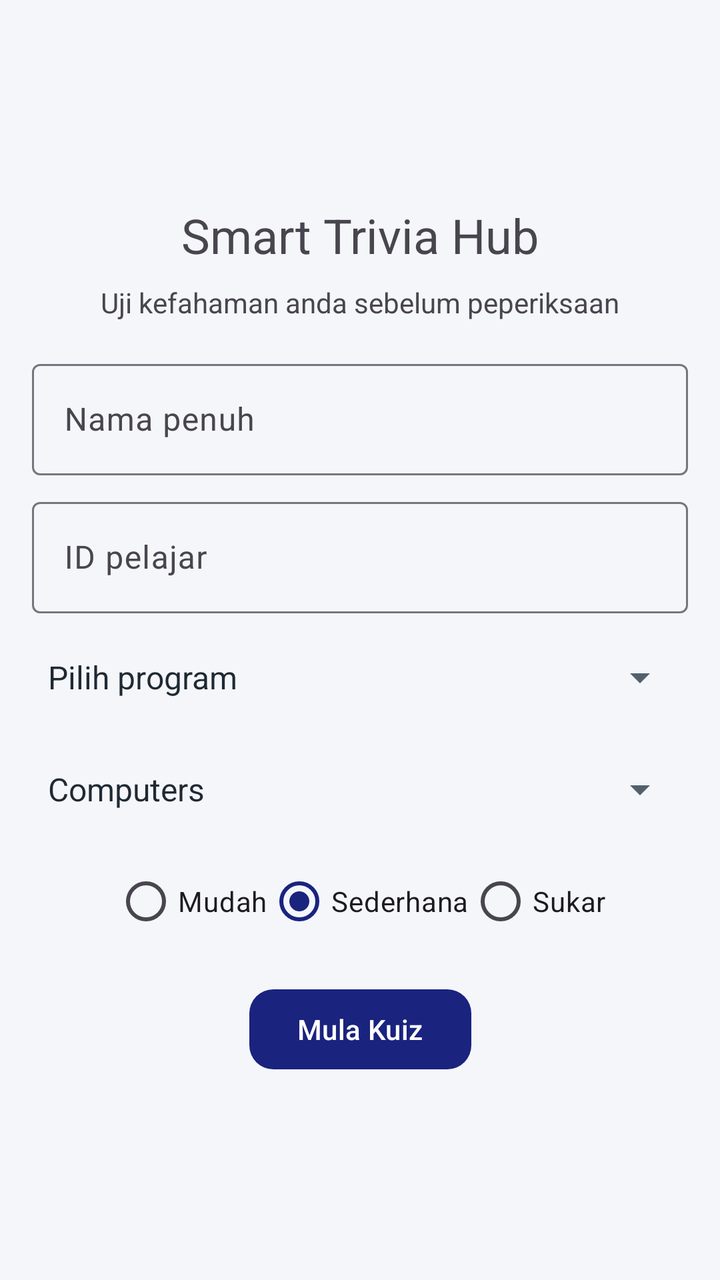
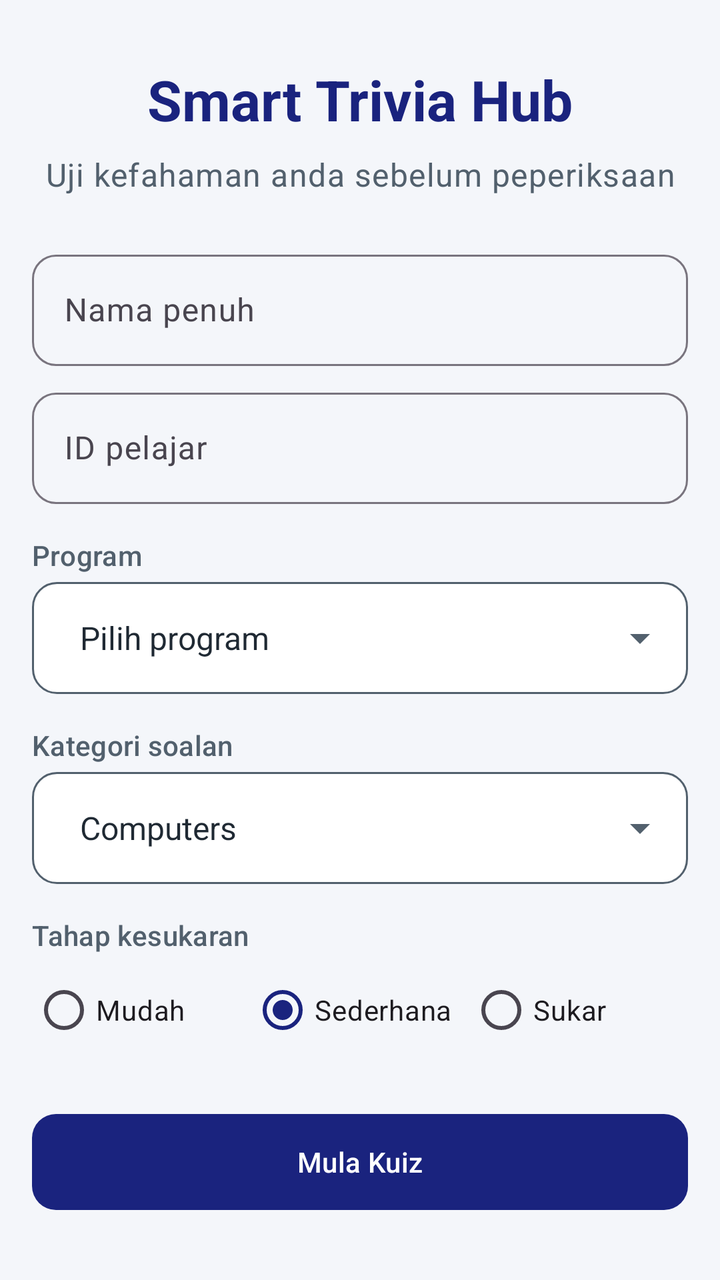

An Android layout rendered at two revisions. The XML below is the earlier revision; the diff shows what the commit changed to produce the second picture.
<!-- AndroidManifest.xml: application theme Theme.SmartTriviaHub -->
<!-- res/layout/activity_main.xml -->
<?xml version="1.0" encoding="utf-8"?>
<layout xmlns:android="http://schemas.android.com/apk/res/android"
    xmlns:app="http://schemas.android.com/apk/res-auto"
    xmlns:tools="http://schemas.android.com/tools">

    <ScrollView
        android:layout_width="match_parent"
        android:layout_height="match_parent"
        android:fillViewport="true"
        tools:context=".MainActivity">

        <androidx.constraintlayout.widget.ConstraintLayout
            android:layout_width="match_parent"
            android:layout_height="wrap_content"
            android:padding="16dp">

            <TextView
                android:id="@+id/tv_app_title"
                android:layout_width="wrap_content"
                android:layout_height="wrap_content"
                android:text="@string/app_title"
                android:textSize="24sp"
                app:layout_constraintBottom_toTopOf="@id/tv_subtitle"
                app:layout_constraintEnd_toEndOf="parent"
                app:layout_constraintStart_toStartOf="parent"
                app:layout_constraintTop_toTopOf="parent"
                app:layout_constraintVertical_chainStyle="packed" />

            <TextView
                android:id="@+id/tv_subtitle"
                android:layout_width="wrap_content"
                android:layout_height="wrap_content"
                android:layout_marginTop="8dp"
                android:text="@string/app_subtitle"
                app:layout_constraintBottom_toTopOf="@id/til_name"
                app:layout_constraintEnd_toEndOf="parent"
                app:layout_constraintStart_toStartOf="parent"
                app:layout_constraintTop_toBottomOf="@id/tv_app_title" />

            <com.google.android.material.textfield.TextInputLayout
                android:id="@+id/til_name"
                android:layout_width="0dp"
                android:layout_height="wrap_content"
                android:layout_marginTop="16dp"
                android:hint="@string/hint_name"
                app:layout_constraintBottom_toTopOf="@id/til_student_id"
                app:layout_constraintEnd_toEndOf="parent"
                app:layout_constraintStart_toStartOf="parent"
                app:layout_constraintTop_toBottomOf="@id/tv_subtitle">

                <com.google.android.material.textfield.TextInputEditText
                    android:id="@+id/et_name"
                    android:layout_width="match_parent"
                    android:layout_height="wrap_content"
                    android:inputType="textPersonName" />
            </com.google.android.material.textfield.TextInputLayout>

            <com.google.android.material.textfield.TextInputLayout
                android:id="@+id/til_student_id"
                android:layout_width="0dp"
                android:layout_height="wrap_content"
                android:layout_marginTop="8dp"
                android:hint="@string/hint_student_id"
                app:layout_constraintBottom_toTopOf="@id/spinner_program"
                app:layout_constraintEnd_toEndOf="parent"
                app:layout_constraintStart_toStartOf="parent"
                app:layout_constraintTop_toBottomOf="@id/til_name">

                <com.google.android.material.textfield.TextInputEditText
                    android:id="@+id/et_student_id"
                    android:layout_width="match_parent"
                    android:layout_height="wrap_content"
                    android:inputType="text" />
            </com.google.android.material.textfield.TextInputLayout>

            <Spinner
                android:id="@+id/spinner_program"
                android:layout_width="0dp"
                android:layout_height="48dp"
                android:layout_marginTop="8dp"
                android:entries="@array/programs"
                app:layout_constraintBottom_toTopOf="@id/spinner_category"
                app:layout_constraintEnd_toEndOf="parent"
                app:layout_constraintStart_toStartOf="parent"
                app:layout_constraintTop_toBottomOf="@id/til_student_id" />

            <Spinner
                android:id="@+id/spinner_category"
                android:layout_width="0dp"
                android:layout_height="48dp"
                android:layout_marginTop="8dp"
                android:entries="@array/categories"
                app:layout_constraintBottom_toTopOf="@id/rg_difficulty"
                app:layout_constraintEnd_toEndOf="parent"
                app:layout_constraintStart_toStartOf="parent"
                app:layout_constraintTop_toBottomOf="@id/spinner_program" />

            <RadioGroup
                android:id="@+id/rg_difficulty"
                android:layout_width="wrap_content"
                android:layout_height="wrap_content"
                android:layout_marginTop="8dp"
                android:checkedButton="@id/rb_medium"
                android:orientation="horizontal"
                app:layout_constraintBottom_toTopOf="@id/btn_start"
                app:layout_constraintEnd_toEndOf="parent"
                app:layout_constraintStart_toStartOf="parent"
                app:layout_constraintTop_toBottomOf="@id/spinner_category">

                <RadioButton
                    android:id="@+id/rb_easy"
                    android:layout_width="wrap_content"
                    android:layout_height="wrap_content"
                    android:text="@string/difficulty_easy" />

                <RadioButton
                    android:id="@+id/rb_medium"
                    android:layout_width="wrap_content"
                    android:layout_height="wrap_content"
                    android:text="@string/difficulty_medium" />

                <RadioButton
                    android:id="@+id/rb_hard"
                    android:layout_width="wrap_content"
                    android:layout_height="wrap_content"
                    android:text="@string/difficulty_hard" />
            </RadioGroup>

            <com.google.android.material.button.MaterialButton
                android:id="@+id/btn_start"
                android:layout_width="wrap_content"
                android:layout_height="wrap_content"
                android:layout_marginTop="16dp"
                android:text="@string/btn_start"
                app:layout_constraintBottom_toBottomOf="parent"
                app:layout_constraintEnd_toEndOf="parent"
                app:layout_constraintStart_toStartOf="parent"
                app:layout_constraintTop_toBottomOf="@id/rg_difficulty" />

        </androidx.constraintlayout.widget.ConstraintLayout>
    </ScrollView>
</layout>
<!-- resources referenced by this layout -->
<resources>
  <string-array name="categories">
          <item>Computers</item>
          <item>Mathematics</item>
          <item>Science &amp; Nature</item>
          <item>General Knowledge</item>
      </string-array>
  <string name="app_subtitle">Uji kefahaman anda sebelum peperiksaan</string>
  <string name="app_title">Smart Trivia Hub</string>
  <string name="btn_start">Mula Kuiz</string>
  <string name="difficulty_easy">Mudah</string>
  <string name="difficulty_hard">Sukar</string>
  <string name="difficulty_medium">Sederhana</string>
  <string name="hint_name">Nama penuh</string>
  <string name="hint_student_id">ID pelajar</string>
  <style name="Theme.SmartTriviaHub" parent="Base.Theme.SmartTriviaHub" />
  <string name="hint_select_program">Pilih program</string>
  <style name="Base.Theme.SmartTriviaHub" parent="Theme.Material3.Light.NoActionBar">
          <item name="colorPrimary">@color/primary</item>
          <item name="colorPrimaryDark">@color/primary_dark</item>
          <item name="colorOnPrimary">@color/on_primary</item>
          <item name="colorSecondary">@color/accent</item>
          <item name="colorOnSecondary">@color/on_primary</item>
          <item name="colorSurface">@color/surface</item>
          <item name="colorOnSurface">@color/text_primary</item>
          <item name="colorOnBackground">@color/text_primary</item>
          <item name="android:colorBackground">@color/background</item>
          <item name="android:textColorPrimary">@color/text_primary</item>
          <item name="android:textColorSecondary">@color/text_secondary</item>
          <item name="materialButtonStyle">@style/Widget.SmartTriviaHub.Button</item>
      </style>
  <color name="primary">#FF1A237E</color>
  <color name="primary_dark">#FF0D1442</color>
  <color name="on_primary">#FFFFFFFF</color>
  <color name="accent">#FF00796B</color>
  <color name="surface">#FFFFFFFF</color>
  <color name="text_primary">#FF1F2933</color>
  <color name="background">#FFF4F6FA</color>
  <color name="text_secondary">#FF52606D</color>
  <style name="Widget.SmartTriviaHub.Button" parent="Widget.Material3.Button">
          <item name="cornerRadius">12dp</item>
      </style>
  <!-- unchanged entries left out for length: 1 -->
</resources>

<!-- the commit's change to res/layout/activity_main.xml (unified diff, before → after) -->
@@ -3,15 +3,19 @@
     xmlns:app="http://schemas.android.com/apk/res-auto"
     xmlns:tools="http://schemas.android.com/tools">
 
+    
     <ScrollView
         android:layout_width="match_parent"
         android:layout_height="match_parent"
         android:fillViewport="true"
         tools:context=".MainActivity">
 
+        
         <androidx.constraintlayout.widget.ConstraintLayout
             android:layout_width="match_parent"
             android:layout_height="wrap_content"
+            android:layout_gravity="center_horizontal"
+            android:maxWidth="560dp"
             android:padding="16dp">
 
             <TextView
@@ -19,7 +23,9 @@
                 android:layout_width="wrap_content"
                 android:layout_height="wrap_content"
                 android:text="@string/app_title"
-                android:textSize="24sp"
+                android:textAppearance="?attr/textAppearanceHeadlineMedium"
+                android:textColor="@color/primary"
+                android:textStyle="bold"
                 app:layout_constraintBottom_toTopOf="@id/tv_subtitle"
                 app:layout_constraintEnd_toEndOf="parent"
                 app:layout_constraintStart_toStartOf="parent"
@@ -31,7 +37,10 @@
                 android:layout_width="wrap_content"
                 android:layout_height="wrap_content"
                 android:layout_marginTop="8dp"
+                android:gravity="center"
                 android:text="@string/app_subtitle"
+                android:textAppearance="?attr/textAppearanceBodyLarge"
+                android:textColor="@color/text_secondary"
                 app:layout_constraintBottom_toTopOf="@id/til_name"
                 app:layout_constraintEnd_toEndOf="parent"
                 app:layout_constraintStart_toStartOf="parent"
@@ -41,7 +50,7 @@
                 android:id="@+id/til_name"
                 android:layout_width="0dp"
                 android:layout_height="wrap_content"
-                android:layout_marginTop="16dp"
+                android:layout_marginTop="24dp"
                 android:hint="@string/hint_name"
                 app:layout_constraintBottom_toTopOf="@id/til_student_id"
                 app:layout_constraintEnd_toEndOf="parent"
@@ -52,7 +61,8 @@
                     android:id="@+id/et_name"
                     android:layout_width="match_parent"
                     android:layout_height="wrap_content"
-                    android:inputType="textPersonName" />
+                    android:imeOptions="actionNext"
+                    android:inputType="textPersonName|textCapWords" />
             </com.google.android.material.textfield.TextInputLayout>
 
             <com.google.android.material.textfield.TextInputLayout
@@ -61,7 +71,7 @@
                 android:layout_height="wrap_content"
                 android:layout_marginTop="8dp"
                 android:hint="@string/hint_student_id"
-                app:layout_constraintBottom_toTopOf="@id/spinner_program"
+                app:layout_constraintBottom_toTopOf="@id/tv_label_program"
                 app:layout_constraintEnd_toEndOf="parent"
                 app:layout_constraintStart_toStartOf="parent"
                 app:layout_constraintTop_toBottomOf="@id/til_name">
@@ -70,67 +80,122 @@
                     android:id="@+id/et_student_id"
                     android:layout_width="match_parent"
                     android:layout_height="wrap_content"
-                    android:inputType="text" />
+                    android:imeOptions="actionDone"
+                    android:inputType="textCapCharacters|textNoSuggestions" />
             </com.google.android.material.textfield.TextInputLayout>
+
+            <TextView
+                android:id="@+id/tv_label_program"
+                android:layout_width="wrap_content"
+                android:layout_height="wrap_content"
+                android:layout_marginTop="16dp"
+                android:labelFor="@id/spinner_program"
+                android:text="@string/label_program"
+                android:textAppearance="?attr/textAppearanceLabelLarge"
+                android:textColor="@color/text_secondary"
+                app:layout_constraintBottom_toTopOf="@id/spinner_program"
+                app:layout_constraintStart_toStartOf="parent"
+                app:layout_constraintTop_toBottomOf="@id/til_student_id" />
 
             <Spinner
                 android:id="@+id/spinner_program"
                 android:layout_width="0dp"
-                android:layout_height="48dp"
-                android:layout_marginTop="8dp"
+                android:layout_height="56dp"
+                android:layout_marginTop="4dp"
+                android:background="@drawable/bg_spinner"
                 android:entries="@array/programs"
+                android:paddingStart="16dp"
+                android:paddingEnd="48dp"
+                android:popupBackground="@color/surface"
+                app:layout_constraintBottom_toTopOf="@id/tv_label_category"
+                app:layout_constraintEnd_toEndOf="parent"
+                app:layout_constraintStart_toStartOf="parent"
+                app:layout_constraintTop_toBottomOf="@id/tv_label_program" />
+
+            <TextView
+                android:id="@+id/tv_label_category"
+                android:layout_width="wrap_content"
+                android:layout_height="wrap_content"
+                android:layout_marginTop="16dp"
+                android:labelFor="@id/spinner_category"
+                android:text="@string/label_category"
+                android:textAppearance="?attr/textAppearanceLabelLarge"
+                android:textColor="@color/text_secondary"
                 app:layout_constraintBottom_toTopOf="@id/spinner_category"
-                app:layout_constraintEnd_toEndOf="parent"
-                app:layout_constraintStart_toStartOf="parent"
-                app:layout_constraintTop_toBottomOf="@id/til_student_id" />
+                app:layout_constraintStart_toStartOf="parent"
+                app:layout_constraintTop_toBottomOf="@id/spinner_program" />
 
             <Spinner
                 android:id="@+id/spinner_category"
                 android:layout_width="0dp"
-                android:layout_height="48dp"
-                android:layout_marginTop="8dp"
+                android:layout_height="56dp"
+                android:layout_marginTop="4dp"
+                android:background="@drawable/bg_spinner"
                 android:entries="@array/categories"
+                android:paddingStart="16dp"
+                android:paddingEnd="48dp"
+                android:popupBackground="@color/surface"
+                app:layout_constraintBottom_toTopOf="@id/tv_label_difficulty"
+                app:layout_constraintEnd_toEndOf="parent"
+                app:layout_constraintStart_toStartOf="parent"
+                app:layout_constraintTop_toBottomOf="@id/tv_label_category" />
+
+            <TextView
+                android:id="@+id/tv_label_difficulty"
+                android:layout_width="wrap_content"
+                android:layout_height="wrap_content"
+                android:layout_marginTop="16dp"
+                android:labelFor="@id/rg_difficulty"
+                android:text="@string/label_difficulty"
+                android:textAppearance="?attr/textAppearanceLabelLarge"
+                android:textColor="@color/text_secondary"
                 app:layout_constraintBottom_toTopOf="@id/rg_difficulty"
-                app:layout_constraintEnd_toEndOf="parent"
-                app:layout_constraintStart_toStartOf="parent"
-                app:layout_constraintTop_toBottomOf="@id/spinner_program" />
+                app:layout_constraintStart_toStartOf="parent"
+                app:layout_constraintTop_toBottomOf="@id/spinner_category" />
 
             <RadioGroup
                 android:id="@+id/rg_difficulty"
-                android:layout_width="wrap_content"
-                android:layout_height="wrap_content"
-                android:layout_marginTop="8dp"
+                android:layout_width="0dp"
+                android:layout_height="wrap_content"
+                android:layout_marginTop="4dp"
                 android:checkedButton="@id/rb_medium"
                 android:orientation="horizontal"
                 app:layout_constraintBottom_toTopOf="@id/btn_start"
                 app:layout_constraintEnd_toEndOf="parent"
                 app:layout_constraintStart_toStartOf="parent"
-                app:layout_constraintTop_toBottomOf="@id/spinner_category">
+                app:layout_constraintTop_toBottomOf="@id/tv_label_difficulty">
 
                 <RadioButton
                     android:id="@+id/rb_easy"
-                    android:layout_width="wrap_content"
-                    android:layout_height="wrap_content"
+                    android:layout_width="0dp"
+                    android:layout_height="wrap_content"
+                    android:layout_weight="1"
+                    android:minHeight="48dp"
                     android:text="@string/difficulty_easy" />
 
                 <RadioButton
                     android:id="@+id/rb_medium"
-                    android:layout_width="wrap_content"
-                    android:layout_height="wrap_content"
+                    android:layout_width="0dp"
+                    android:layout_height="wrap_content"
+                    android:layout_weight="1"
+                    android:minHeight="48dp"
                     android:text="@string/difficulty_medium" />
 
                 <RadioButton
                     android:id="@+id/rb_hard"
-                    android:layout_width="wrap_content"
-                    android:layout_height="wrap_content"
+                    android:layout_width="0dp"
+                    android:layout_height="wrap_content"
+                    android:layout_weight="1"
+                    android:minHeight="48dp"
                     android:text="@string/difficulty_hard" />
             </RadioGroup>
 
             <com.google.android.material.button.MaterialButton
                 android:id="@+id/btn_start"
-                android:layout_width="wrap_content"
-                android:layout_height="wrap_content"
-                android:layout_marginTop="16dp"
+                android:layout_width="0dp"
+                android:layout_height="wrap_content"
+                android:layout_marginTop="24dp"
+                android:minHeight="56dp"
                 android:text="@string/btn_start"
                 app:layout_constraintBottom_toBottomOf="parent"
                 app:layout_constraintEnd_toEndOf="parent"
<!-- resource entries referenced after the edit -->
@@ -14,8 +14,22 @@
   <string name="difficulty_medium">Sederhana</string>
   <string name="hint_name">Nama penuh</string>
   <string name="hint_student_id">ID pelajar</string>
+  <string name="label_category">Kategori soalan</string>
+  <string name="label_difficulty">Tahap kesukaran</string>
+  <string name="label_program">Program</string>
   <style name="Theme.SmartTriviaHub" parent="Base.Theme.SmartTriviaHub" />
   <string name="hint_select_program">Pilih program</string>
+  <!-- drawable ic_arrow_drop_down (drawable) -->
+  <?xml version="1.0" encoding="utf-8"?>
+  <vector xmlns:android="http://schemas.android.com/apk/res/android"
+      android:width="24dp"
+      android:height="24dp"
+      android:viewportWidth="24"
+      android:viewportHeight="24">
+      <path
+          android:fillColor="@color/text_secondary"
+          android:pathData="M7,10l5,5 5,-5z" />
+  </vector>
   <style name="Base.Theme.SmartTriviaHub" parent="Theme.Material3.Light.NoActionBar">
           <item name="colorPrimary">@color/primary</item>
           <item name="colorPrimaryDark">@color/primary_dark</item>
@@ -29,6 +43,7 @@
           <item name="android:textColorPrimary">@color/text_primary</item>
           <item name="android:textColorSecondary">@color/text_secondary</item>
           <item name="materialButtonStyle">@style/Widget.SmartTriviaHub.Button</item>
+          <item name="textInputStyle">@style/Widget.SmartTriviaHub.TextInputLayout</item>
       </style>
   <color name="primary">#FF1A237E</color>
   <color name="primary_dark">#FF0D1442</color>
@@ -38,8 +53,33 @@
   <color name="text_primary">#FF1F2933</color>
   <color name="background">#FFF4F6FA</color>
   <color name="text_secondary">#FF52606D</color>
+  <!-- drawable bg_spinner (drawable) -->
+  <?xml version="1.0" encoding="utf-8"?>
+  <layer-list xmlns:android="http://schemas.android.com/apk/res/android">
+      <item>
+          <shape android:shape="rectangle">
+              <solid android:color="@color/surface" />
+              <stroke
+                  android:width="1dp"
+                  android:color="@color/text_secondary" />
+              <corners android:radius="12dp" />
+          </shape>
+      </item>
+      <item
+          android:width="24dp"
+          android:height="24dp"
+          android:drawable="@drawable/ic_arrow_drop_down"
+          android:end="12dp"
+          android:gravity="end|center_vertical" />
+  </layer-list>
   <style name="Widget.SmartTriviaHub.Button" parent="Widget.Material3.Button">
           <item name="cornerRadius">12dp</item>
+      </style>
+  <style name="Widget.SmartTriviaHub.TextInputLayout" parent="Widget.Material3.TextInputLayout.OutlinedBox">
+          <item name="boxCornerRadiusTopStart">12dp</item>
+          <item name="boxCornerRadiusTopEnd">12dp</item>
+          <item name="boxCornerRadiusBottomStart">12dp</item>
+          <item name="boxCornerRadiusBottomEnd">12dp</item>
       </style>
   <!-- unchanged entries left out for length: 1 -->
 </resources>
